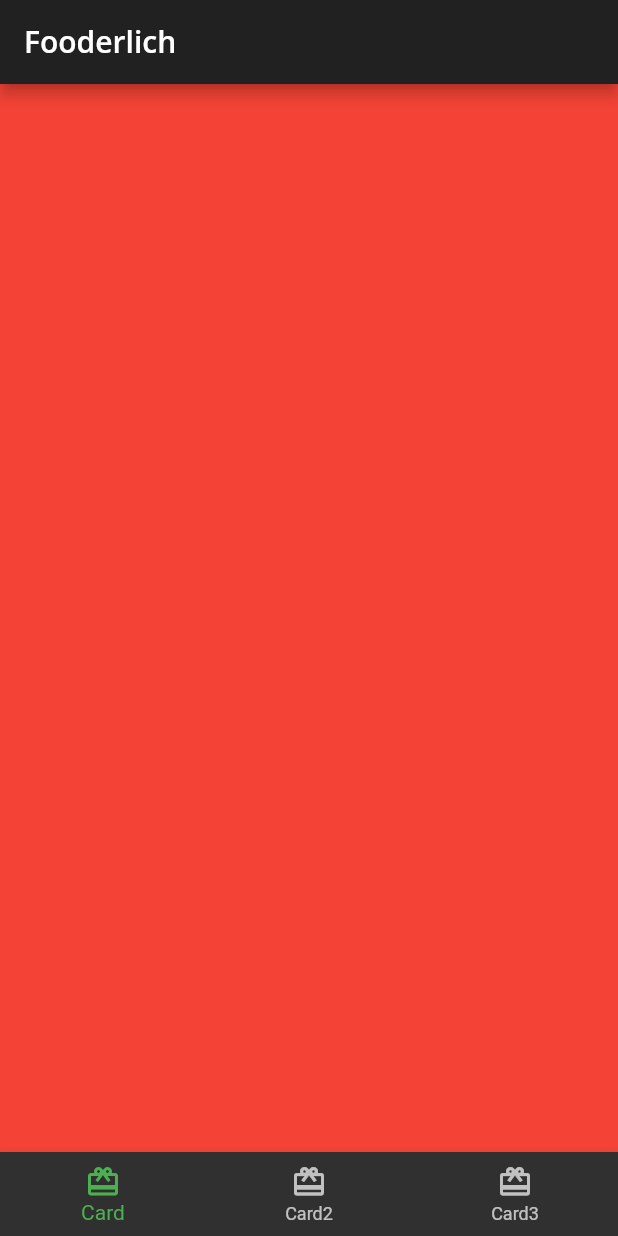
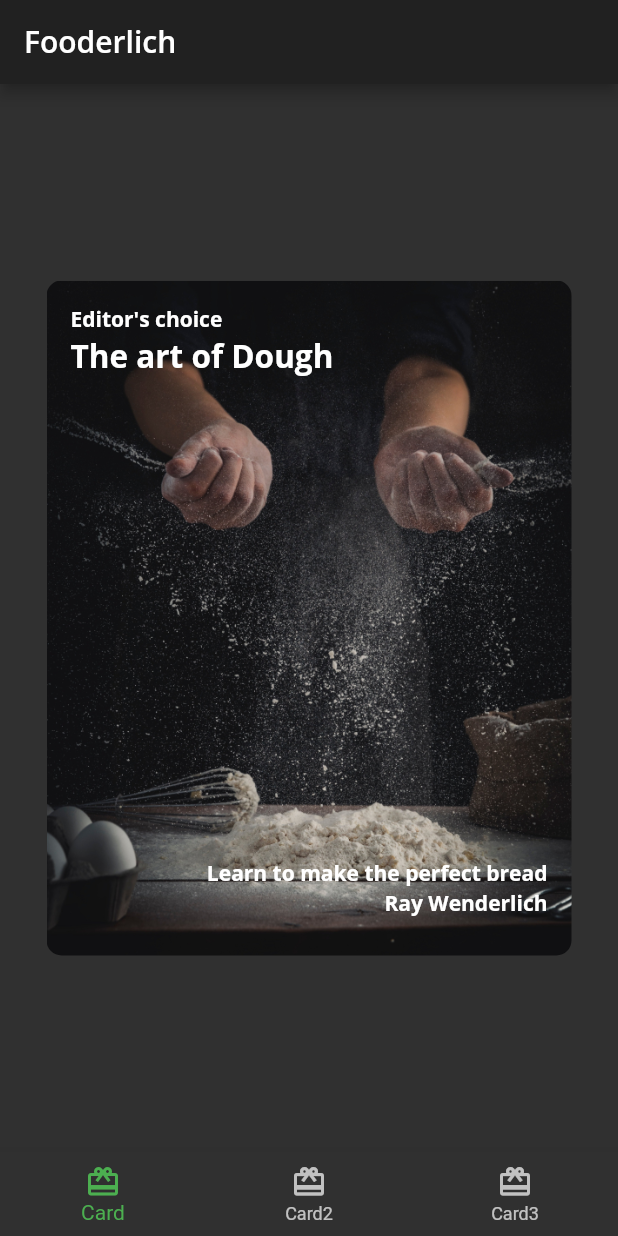
Before and after one commit to ShafeeMahmoud/Fooderlich, a Flutter app: the screen it shows after launch, on a phone screen of 412 x 824 dp. Run offline on Flutter 3.47's test engine with Material 2 defaults, Android fonts, the phone set to English and light mode, and no system bars; our stand-ins replace google_fonts.

Commit message:
Add Card1

```diff
--- /dev/null
+++ b/lib/card1.dart
@@ -0,0 +1,69 @@
+import 'package:flutter/material.dart';
+import 'fooderlich_theme.dart';
+
+class Card1 extends StatelessWidget {
+  const Card1({Key? key}) : super(key: key);
+
+  final String category = "Editor\'s choice";
+  final String title = "The art of Dough";
+  final String description = "Learn to make the perfect bread";
+  final String chef = "Ray Wenderlich";
+
+  @override
+  Widget build(BuildContext context) {
+    return Center(
+      child: Container(
+        child: Stack(
+          children: [
+            Text(
+              category,
+              style: FooderlichTheme.darkTextTheme.bodyText1,
+            ),
+            Positioned(
+              top: 20,
+              child: Text(
+                title,
+                style: FooderlichTheme.darkTextTheme.headline2,
+              ),
+            ),
+            Positioned(
+              bottom: 30,
+              right: 0,
+              child: Text(
+                description,
+                style: FooderlichTheme.darkTextTheme.bodyText1,
+              ),
+            ),
+            Positioned(
+              bottom: 10,
+              right: 0,
+              child: Text(
+                chef,
+                style: FooderlichTheme.darkTextTheme.bodyText1,
+              ),
+            ),
+          ],
+        ),
+        // 1
+        padding: const EdgeInsets.all(16),
+        // 2
+        constraints: const BoxConstraints.expand(
+          width: 350,
+          height: 450,
+        ),
+        // 3
+        decoration: const BoxDecoration(
+          // 4
+          image: DecorationImage(
+            // 5
+            image: AssetImage('assets/mag1.png'),
+            // 6
+            fit: BoxFit.cover,
+          ),
+          // 7
+          borderRadius: BorderRadius.all(Radius.circular(10.0)),
+        ),
+      ),
+    );
+  }
+}
--- a/lib/home.dart
+++ b/lib/home.dart
@@ -1,4 +1,6 @@
 import 'package:flutter/material.dart';
+
+import 'card1.dart';
 
 class Home extends StatefulWidget {
   const Home({Key? key}) : super(key: key);
@@ -12,7 +14,7 @@ class _HomeState extends State<Home> {
 
   static List<Widget> pages = [
     // TODO: Replace with Cards
-    Container(color: Colors.red,),
+    const Card1(),
     Container(color: Colors.green,),
     Container(color: Colors.blue,),
   ];
@@ -34,7 +36,6 @@ class _HomeState extends State<Home> {
       body: pages[_selectedIndex],
       bottomNavigationBar: BottomNavigationBar(
         selectedItemColor: Theme.of(context).textSelectionTheme.selectionColor,
-        // TODO: Set selected tab bar
         currentIndex: _selectedIndex,
         onTap: _onItemTapped,
         items: <BottomNavigationBarItem>[
--- a/lib/main.dart
+++ b/lib/main.dart
@@ -15,7 +15,6 @@ class Fooderlich extends StatelessWidget {
   @override
   Widget build(BuildContext context) {
     final theme = FooderlichTheme.dark();
-    // TODO: Apply Home widget
     // 3
     return MaterialApp(
       theme: theme,
```
